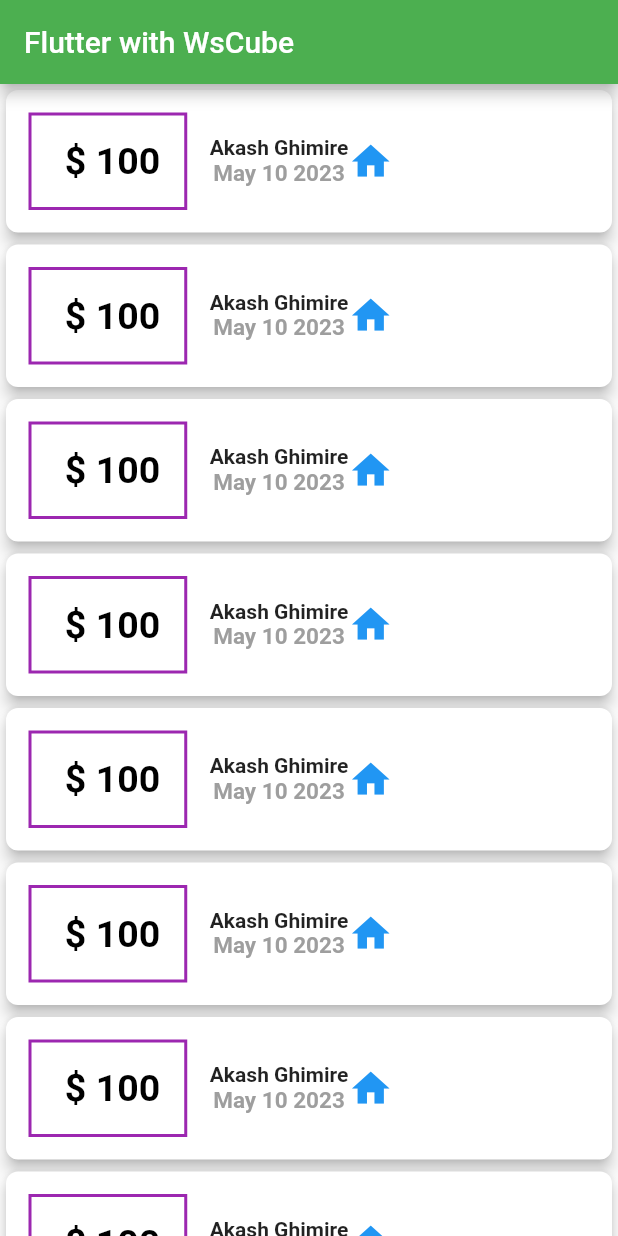
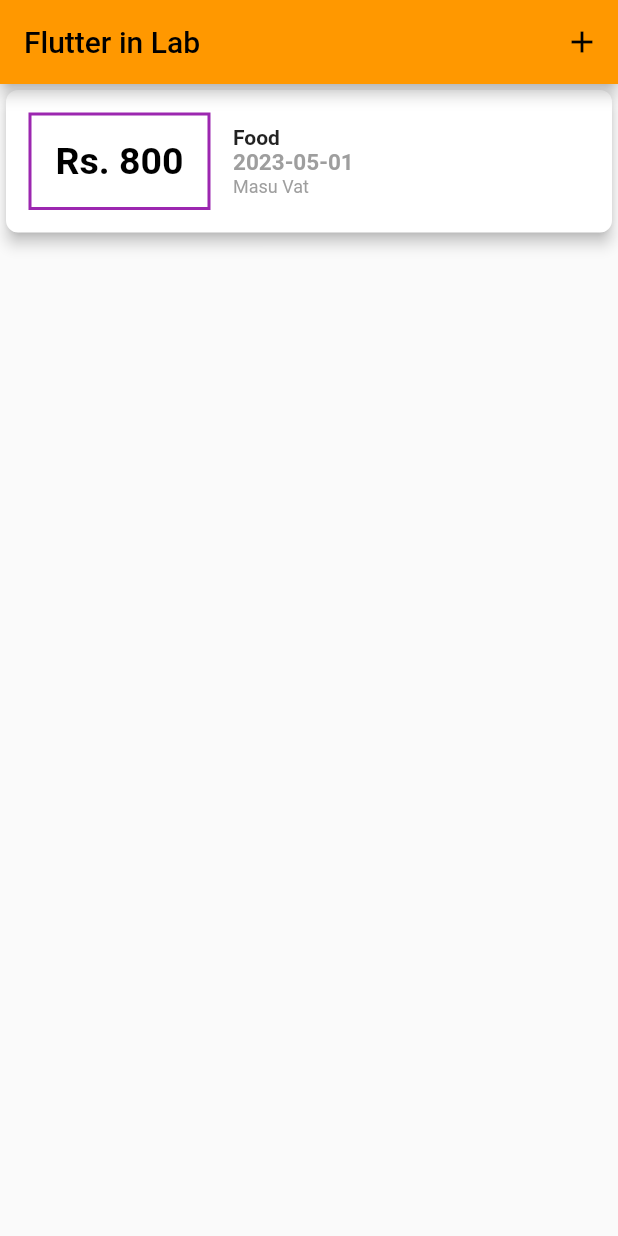
Before and after one commit to kiranbishwo/lab_flutter, a Flutter app: the screen it shows after launch, on a phone screen of 412 x 824 dp. Run offline on Flutter 3.47's test engine with Material 2 defaults, Android fonts, the phone set to English and light mode, and no system bars.

```diff
--- a/lib/main.dart
+++ b/lib/main.dart
@@ -1,4 +1,8 @@
+import 'dart:convert';
+
 import 'package:flutter/material.dart';
+import 'package:flutter/services.dart';
+import 'add_exp.dart';
 
 void main() {
   runApp(const MyApp());
@@ -14,9 +18,9 @@ class MyApp extends StatelessWidget {
       debugShowCheckedModeBanner: false,
       title: 'Flutter Demo',
       theme: ThemeData(
-        primarySwatch: Colors.green,
+        primarySwatch: Colors.orange,
       ),
-      home: const MyHomePage(title: 'Flutter with WsCube'),
+      home: const MyHomePage(title: 'Flutter in Lab'),
     );
   }
 }
@@ -31,15 +35,44 @@ class MyHomePage extends StatefulWidget {
 }
 
 class _MyHomePageState extends State<MyHomePage> {
+  // List<Map<String, dynamic>> listODitems = [];
+  List<Map<String, dynamic>> listODitems = [
+    {
+      "date": "2023-05-01",
+      "price": 800,
+      "category": "Food",
+      "remarks": "Masu Vat",
+    },
+  ];
+
+  void addItem(Map<String, dynamic> newItem) {
+    setState(() {
+      listODitems.add(newItem);
+    });
+  }
+
   @override
   Widget build(BuildContext context) {
     return Scaffold(
         appBar: AppBar(
           title: Text(widget.title),
+          actions: [
+            IconButton(
+              icon: Icon(Icons.add),
+              onPressed: () {
+                Navigator.push(
+                  context,
+                  MaterialPageRoute(
+                      builder: (context) => SecondPage(addItem: addItem)),
+                );
+              },
+            ),
+          ],
         ),
         body: ListView.builder(
-        itemCount: 10,
+          itemCount: listODitems.length,
           itemBuilder: (context, index) {
+            var item = listODitems[index];
             return Card(
               elevation: 4.0,
               shape: RoundedRectangleBorder(
@@ -55,7 +88,7 @@ class _MyHomePageState extends State<MyHomePage> {
                           child: Padding(
                             padding: EdgeInsets.all(16.0),
                             child: Text(
-                            " \$ 100",
+                              "Rs. " + item['price'].toString(),
                               style: TextStyle(
                                   fontSize: 25,
                                   color: Colors.black,
@@ -63,7 +96,8 @@ class _MyHomePageState extends State<MyHomePage> {
                             ),
                           ),
                           decoration: BoxDecoration(
-                          border: Border.all(color: Colors.purple, width: 2.0),
+                            border:
+                                Border.all(color: Colors.purple, width: 2.0),
                           ),
                         )
                       ],
@@ -73,39 +107,36 @@ class _MyHomePageState extends State<MyHomePage> {
                         Container(
                           margin: EdgeInsets.only(left: 15.0),
                           child: Column(
+                            crossAxisAlignment: CrossAxisAlignment.start,
                             children: [
                               Text(
-                              "Akash Ghimire",
+                                item['category'].toString(),
                                 style: TextStyle(fontWeight: FontWeight.bold),
                               ),
                               Text(
-                              "May 10 2023",
+                                item['date'].toString(),
                                 style: TextStyle(
                                     fontSize: 15,
                                     color: Colors.grey,
                                     fontWeight: FontWeight.bold),
+                              ),
+                              Text(
+                                item['remarks'].toString(),
+                                style: TextStyle(
+                                  fontSize: 12,
+                                  color: Colors.grey,
+                                ),
                               ),
                             ],
                           ),
                         )
                       ],
                     ),
-                  Column(
-                    crossAxisAlignment: CrossAxisAlignment.end,
-                    children: [
-                      Icon(
-                        Icons.home,
-                        color: Colors.blue,
-                        size: 30.0,
-                      ),
-                    ],
-                  )
                   ],
                 ),
               ),
             );
           },
-      ),
-    );
+        ));
   }
 }
--- a/pubspec.yaml
+++ b/pubspec.yaml
@@ -30,6 +30,8 @@ environment:
 dependencies:
   flutter:
     sdk: flutter
+  intl: ^0.17.0
+
 
 
   # The following adds the Cupertino Icons font to your application.
@@ -60,8 +62,7 @@ flutter:
 
   # To add assets to your application, add an assets section, like this:
   # assets:
-  #   - images/a_dot_burr.jpeg
-  #   - images/a_dot_ham.jpeg
+  #   - jsondata/
 
   # An image asset can refer to one or more resolution-specific "variants", see
   # https://flutter.dev/assets-and-images/#resolution-aware
```
Also changed, not shown: lib/add_exp.dart (added, +146 -0 lines), pubspec.lock. Lines whose indentation alone changed are shown as unchanged.
